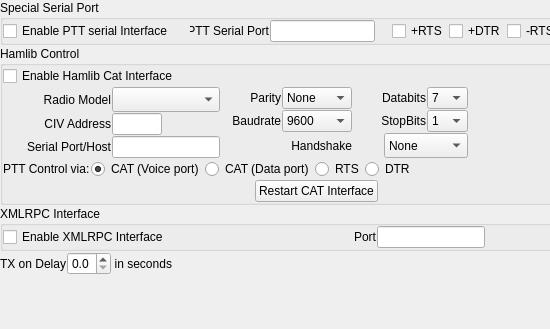
Before: the Qt Designer form src/config/rigconfig.ui in ON4QZ/QSSTV, drawn with Qt 5; both pictures show x 0 to 550 and y 0 to 329 of the 633 by 426 pixel window.
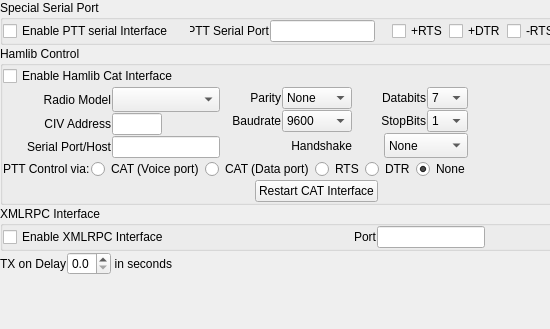
After: the same form once the commit is applied.

Commit message:
Implement the option "no PTT" in CAT configuration
If the respective CAT configuration does not support a PTT
(e.g. since the rig's CAT protocol does not implement it,
and there is no DTR- or RTS-controlled hardware either),
it is possible to turn of PTT entirely yet still enable
CAT for frequency and mode control. (PTT could then be
performced e.g. via VOX.)

What changed in the file:
```diff
--- a/src/config/rigconfig.ui
+++ b/src/config/rigconfig.ui
@@ -582,9 +582,6 @@
           <property name="text">
            <string>CAT (Voice port)</string>
           </property>
-          <property name="checked">
-           <bool>true</bool>
-          </property>
          </widget>
         </item>
         <item>
@@ -617,6 +614,16 @@
           </property>
          </widget>
         </item>
+        <item>
+         <widget class="QRadioButton" name="noPttRadioButton">
+          <property name="text">
+           <string>None</string>
+          </property>
+          <property name="checked">
+           <bool>true</bool>
+          </property>
+         </widget>
+        </item>
         <item>
          <spacer name="horizontalSpacer_12">
           <property name="orientation">
```
The commit also changes 1 other file.
